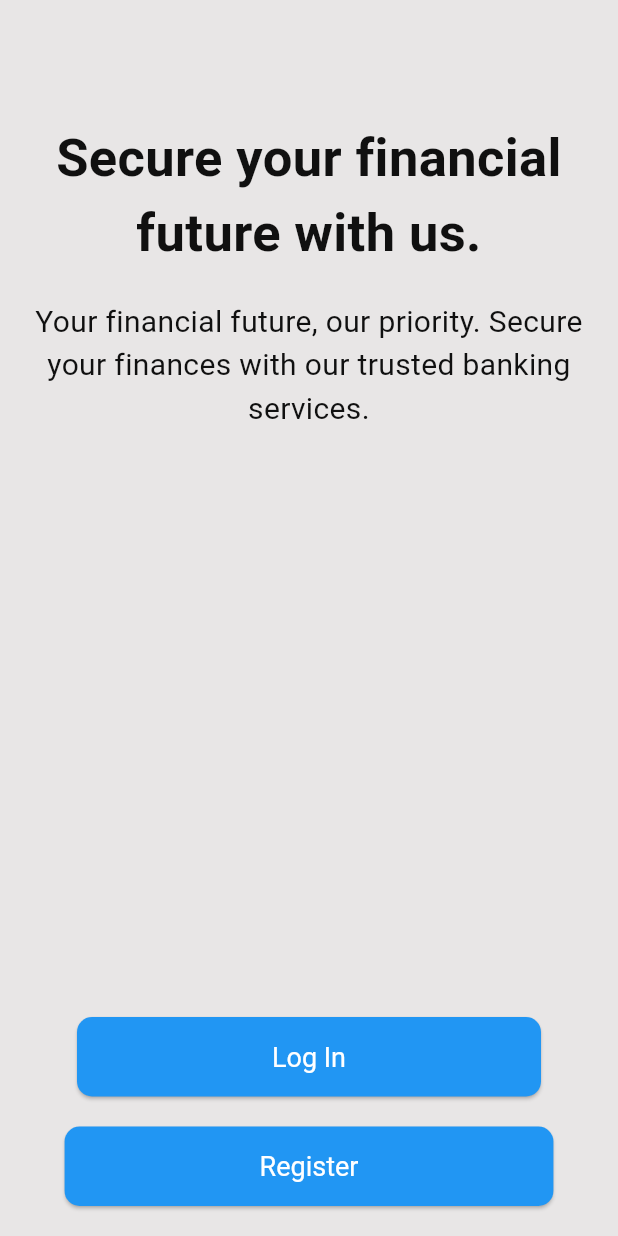
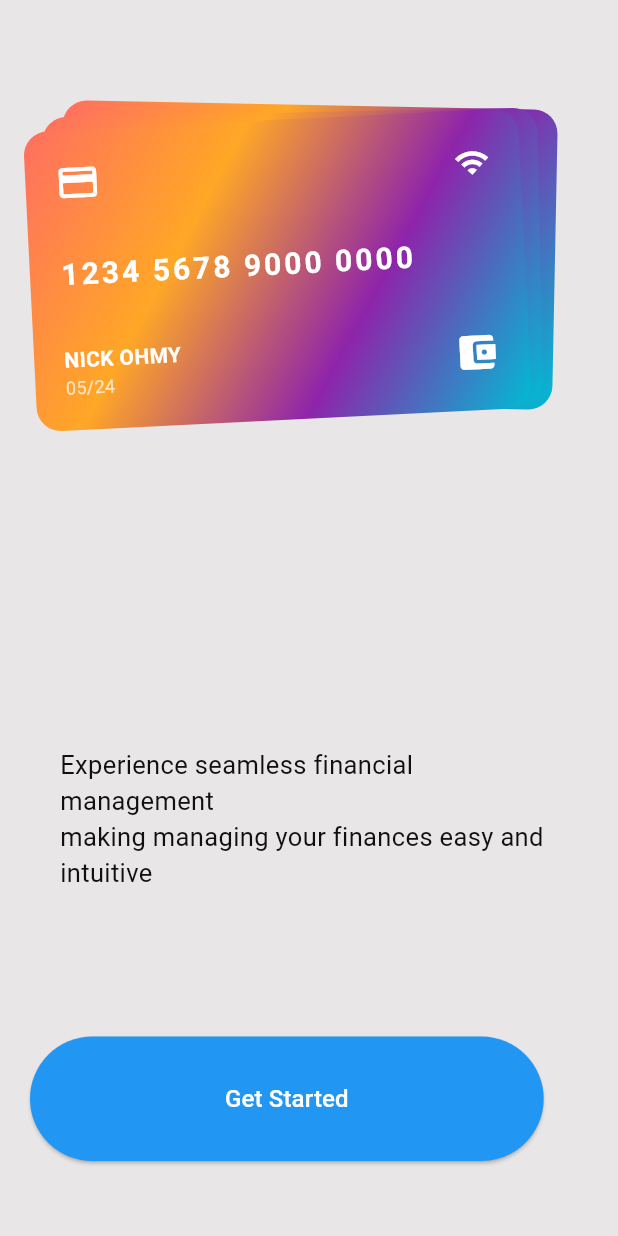
Before and after one commit to Kashyroyalty/Flutter_mobile_app, a Flutter app: the screen it shows after launch, on a phone screen of 412 x 824 dp. Run offline on Flutter 3.47's test engine with Material 3 defaults, Android fonts, the phone set to English and light mode, and no system bars; our stand-ins replace google_fonts, local_auth, shared_preferences.

```diff
--- a/lib/Constants/Colors.dart
+++ b/lib/Constants/Colors.dart
@@ -11,6 +11,8 @@ const kLinkColor = Color(0xFF5758C5);
 const kHeadingColor = Color(0xFF151515);
 const kBarColor = Color(0xFF2f3542);
 const kButtonColor = Colors.blue;
+
+const kCardColor = Colors.indigo;
 
 const kOnBoardingColor_1 = Color(0xff333846);
 const kOnBoardingColor_2 = Color(0xff2E3850);
--- a/lib/Pages/AccountPage.dart
+++ b/lib/Pages/AccountPage.dart
@@ -1,4 +1,5 @@
 import 'package:flutter/material.dart';
+import 'package:online_banking_system/Constants/Colors.dart';
 
 import 'NotificationPage.dart';
 
@@ -7,11 +8,12 @@ class AccountPage extends StatelessWidget {
   @override
   Widget build(BuildContext context) {
     return Scaffold(
-      backgroundColor: Colors.grey[100],
+      backgroundColor: kBackgroundColor,
       body: CustomScrollView(
         slivers: [
           SliverAppBar.large(
             title: Text('My Accounts'),
+            backgroundColor: kBackgroundColor,
             actions: [
               IconButton(
                 icon: Icon(Icons.notifications_outlined),
--- a/lib/Pages/CardPage.dart
+++ b/lib/Pages/CardPage.dart
@@ -1,4 +1,5 @@
 import 'package:flutter/material.dart';
+import 'package:online_banking_system/Constants/Colors.dart';
 import '../../widgets/carddesign.dart'; // Ensure this import is correct
 
 class CardPage extends StatefulWidget {
@@ -55,9 +56,9 @@ class _CardPageState extends State<CardPage> {
   @override
   Widget build(BuildContext context) {
     return Scaffold(
-      backgroundColor: Colors.grey[100],
+      backgroundColor: kBackgroundColor,
       appBar: AppBar(
-        backgroundColor: Colors.white,
+        backgroundColor: kBackgroundColor,
         elevation: 0,
         title: Text(
           "My Cards",
--- /dev/null
+++ b/lib/Screens/I10n.dart
@@ -0,0 +1,65 @@
+import 'package:flutter/material.dart';
+import 'package:intl/intl.dart';
+import 'package:flutter_localizations/flutter_localizations.dart';
+
+// Define supported locales
+class AppLocalizations {
+  final Locale locale;
+
+  AppLocalizations(this.locale);
+
+  static AppLocalizations? of(BuildContext context) {
+    return Localizations.of<AppLocalizations>(context, AppLocalizations);
+  }
+
+  static const LocalizationsDelegate<AppLocalizations> delegate = _AppLocalizationsDelegate();
+
+  static List<Locale> supportedLocales = [
+    Locale('en', ''), // English
+    Locale('sw', ''), // Swahili
+    Locale('fr', ''), // French
+    Locale('rw', ''), // Kinyarwanda
+  ];
+
+  // Language keys and translations
+  static final Map<String, Map<String, String>> _localizedValues = {
+    'en': {
+      'welcome': 'Welcome to Card Management System',
+      'select_language': 'Select Language',
+    },
+    'sw': {
+      'welcome': 'Karibu kwenye Mfumo wa Usimamizi wa Kadi',
+      'select_language': 'Chagua Lugha',
+    },
+    'fr': {
+      'welcome': 'Bienvenue dans le système de gestion des cartes',
+      'select_language': 'Choisissez la langue',
+    },
+    'rw': {
+      'welcome': 'Murakaza neza muri sisitemu yo gucunga amakarita',
+      'select_language': 'Hitamo ururimi',
+    },
+  };
+
+  String translate(String key) {
+    return _localizedValues[locale.languageCode]?[key] ?? key;
+  }
+}
+
+// Localization Delegate
+class _AppLocalizationsDelegate extends LocalizationsDelegate<AppLocalizations> {
+  const _AppLocalizationsDelegate();
+
+  @override
+  bool isSupported(Locale locale) {
+    return ['en', 'sw', 'fr', 'rw'].contains(locale.languageCode);
+  }
+
+  @override
+  Future<AppLocalizations> load(Locale locale) async {
+    return AppLocalizations(locale);
+  }
+
+  @override
+  bool shouldReload(LocalizationsDelegate old) => false;
+}
--- /dev/null
+++ b/lib/Screens/SplashScreen.dart
@@ -0,0 +1,234 @@
+import 'dart:async';
+import 'package:flutter/material.dart';
+import 'package:google_fonts/google_fonts.dart';
+import 'package:online_banking_system/Constants/Colors.dart';
+import 'package:online_banking_system/Screens/WelcomePage.dart';
+
+class MyApp extends StatelessWidget {
+  const MyApp({super.key});
+
+  @override
+  Widget build(BuildContext context) {
+    return MaterialApp(
+      debugShowCheckedModeBanner: false,
+      title: 'Velobank',
+      theme: ThemeData(
+        brightness: Brightness.dark,
+        fontFamily: GoogleFonts.poppins().fontFamily,
+      ),
+      home: const SplashScreen(),
+    );
+  }
+}
+
+class SplashScreen extends StatefulWidget {
+  const SplashScreen({super.key});
+
+  @override
+  _SplashScreenState createState() => _SplashScreenState();
+}
+
+class _SplashScreenState extends State<SplashScreen>
+    with TickerProviderStateMixin {
+  late AnimationController _controller;
+  late Animation<double> _fadeAnimation;
+  late Animation<double> _slideAnimation;
+  late Animation<double> _rotationAnimation;
+
+  @override
+  void initState() {
+    super.initState();
+
+    _controller = AnimationController(
+      vsync: this,
+      duration: const Duration(milliseconds: 1500),
+    );
+
+    _fadeAnimation = Tween<double>(begin: 0, end: 1).animate(
+      CurvedAnimation(parent: _controller, curve: Curves.easeIn),
+    );
+
+    _slideAnimation = Tween<double>(begin: 80, end: 0).animate(
+      CurvedAnimation(parent: _controller, curve: Curves.easeOut),
+    );
+
+    _rotationAnimation = Tween<double>(begin: 0.15, end: 0).animate(
+      CurvedAnimation(parent: _controller, curve: Curves.easeOut),
+    );
+
+    _controller.forward();
+
+    Timer(const Duration(seconds: 60), () {
+      Navigator.of(context).pushReplacement(
+        MaterialPageRoute(builder: (_) => WelcomePage()),
+      );
+    });
+  }
+
+  @override
+  void dispose() {
+    _controller.dispose();
+    super.dispose();
+  }
+
+  @override
+  Widget build(BuildContext context) {
+    return Scaffold(
+      backgroundColor: kBackgroundColor,
+      body: Stack(
+        children: [
+          Positioned(
+            bottom: 230,
+            left: 40,
+            right: 40,
+            child: Text(
+              "Experience seamless financial management\n"
+                  "making managing your finances easy and intuitive",
+              textAlign: TextAlign.left,
+              style: TextStyle(
+                fontSize: 17,
+                color: kTextColorLightTheme,
+              ),
+            ),
+          ),
+          Positioned(
+            top: 80,
+            left: 20,
+            child: AnimatedBuilder(
+              animation: _controller,
+              builder: (context, child) {
+                return Stack(
+                  children: [
+                    Transform.translate(
+                      offset: Offset(_slideAnimation.value + 20, -10),
+                      child: Opacity(
+                        opacity: _fadeAnimation.value,
+                        child: _buildCard(0.02),
+                      ),
+                    ),
+                    Transform.translate(
+                      offset: Offset(_slideAnimation.value + 10, -5),
+                      child: Opacity(
+                        opacity: _fadeAnimation.value,
+                        child: _buildCard(-0.02),
+                      ),
+                    ),
+                    Transform.translate(
+                      offset: Offset(_slideAnimation.value, 0),
+                      child: Opacity(
+                        opacity: _fadeAnimation.value,
+                        child: Transform.rotate(
+                          angle: _rotationAnimation.value,
+                          child: _buildCard(-0.05, true),
+                        ),
+                      ),
+                    ),
+                  ],
+                );
+              },
+            ),
+          ),
+          Positioned(
+            bottom: 50,
+            left: 20,
+            child: ElevatedButton(
+              style: ElevatedButton.styleFrom(
+                backgroundColor: kButtonColor,
+                padding: const EdgeInsets.symmetric(
+                  horizontal: 130,
+                  vertical: 30,
+                ),
+                shape: RoundedRectangleBorder(
+                  borderRadius: BorderRadius.circular(60),
+                ),
+              ),
+              onPressed: () {
+                Navigator.of(context).pushReplacement(
+                  MaterialPageRoute(builder: (_) => WelcomePage()),
+                );
+              },
+              child: Text(
+                "Get Started",
+                style: TextStyle(fontSize: 16, color: Colors.white),
+              ),
+            ),
+          ),
+        ],
+      ),
+    );
+  }
+
+  Widget _buildCard(double rotation, [bool showDetails = false]) {
+    return Transform.rotate(
+      angle: rotation,
+      child: Container(
+        width: 330,
+        height: 200,
+        decoration: BoxDecoration(
+          borderRadius: BorderRadius.circular(16),
+          gradient: LinearGradient(
+            colors: [
+              Color(0xFFFF6F61),
+              Color(0xFFFFA726),
+              Color(0xFF8E24AA),
+              Color(0xFF00BCD4),
+            ],
+            begin: Alignment.topLeft,
+            end: Alignment.bottomRight,
+          ),
+        ),
+        padding: EdgeInsets.all(20),
+        child: showDetails
+            ? Column(
+          crossAxisAlignment: CrossAxisAlignment.start,
+          mainAxisAlignment: MainAxisAlignment.spaceBetween,
+          children: [
+            Row(
+              mainAxisAlignment: MainAxisAlignment.spaceBetween,
+              children: [
+                Icon(Icons.credit_card, color: Colors.white, size: 30),
+                Icon(Icons.wifi, color: Colors.white, size: 24),
+              ],
+            ),
+            Text(
+              '1234 5678 9000 0000',
+              style: TextStyle(
+                color: Colors.white,
+                fontSize: 20,
+                fontWeight: FontWeight.bold,
+                letterSpacing: 2.0,
+              ),
+            ),
+            Row(
+              mainAxisAlignment: MainAxisAlignment.spaceBetween,
+              children: [
+                Column(
+                  crossAxisAlignment: CrossAxisAlignment.start,
+                  children: [
+                    Text(
+                      'NICK OHMY',
+                      style: TextStyle(
+                        color: Colors.white,
+                        fontSize: 14,
+                        fontWeight: FontWeight.bold,
+                      ),
+                    ),
+                    Text(
+                      '05/24',
+                      style: TextStyle(
+                        color: Colors.white70,
+                        fontSize: 12,
+                      ),
+                    ),
+                  ],
+                ),
+                Icon(Icons.account_balance_wallet, color: Colors.white, size: 30),
+              ],
+            ),
+          ],
+        )
+            : null,
+      ),
+    );
+  }
+}
--- a/lib/Screens/WelcomePage.dart
+++ b/lib/Screens/WelcomePage.dart
@@ -8,27 +8,27 @@ class WelcomePage extends StatelessWidget {
   @override
   Widget build(BuildContext context) {
     return Scaffold(
-      backgroundColor:kBackgroundColor,
+      backgroundColor: kBackgroundColor,
       body: Padding(
         padding: const EdgeInsets.all(20.0),
         child: Column(
-          mainAxisAlignment: MainAxisAlignment.spaceBetween, // Key change: spaceBetween
-          crossAxisAlignment: CrossAxisAlignment.center,
+          mainAxisAlignment: MainAxisAlignment.spaceBetween,
           children: [
-            // Top Content (Title, Slogan, Illustration)
-            Column(
-              crossAxisAlignment: CrossAxisAlignment.center,
+            // Top Content (Illustration + Title & Subtitle)
+            // Middle Content (Title & Subtitle centered)
+            Expanded(
+              child: Column(
+                mainAxisAlignment: MainAxisAlignment.center, // Centers the text vertically
                 children: [
-                SizedBox(height: 60),
-                Center(
-                  child: Text(
+                  Text(
                     OnBoardingTitle_1,
                     textAlign: TextAlign.center,
                     style: TextStyle(
-                      fontSize:kTextSizeTitles,
-                      fontWeight: FontWeight.bold,
+                      fontFamily: 'CustomFont2',
+                      fontSize: kTextSizeTitles,
+                      fontStyle: FontStyle.italic,
+                      decoration: TextDecoration.underline,
                       color: kTextColorLightTheme,
-                    ),
                     ),
                   ),
                   SizedBox(height: 20),
@@ -37,27 +37,24 @@ class WelcomePage extends StatelessWidget {
                     textAlign: TextAlign.center,
                     style: TextStyle(
                       fontSize: kTextSize,
-                    color:kTextColorLightTheme,
+                      color: kTextColorLightTheme,
                     ),
                   ),
-                SizedBox(height: 40),
-
-                SizedBox(height: 80),
                 ],
+              ),
             ),
 
             // Bottom Buttons
-            Column( // Use a Column for vertical arrangement
-              mainAxisAlignment: MainAxisAlignment.center, // Center buttons vertically
+            Column(
               children: [
-                ElevatedButton( // Removed Expanded
+                ElevatedButton(
                   onPressed: () {
                     Navigator.pushNamed(context, '/login');
                   },
                   style: ElevatedButton.styleFrom(
-                    backgroundColor:kButtonColor,
+                    backgroundColor: kButtonColor,
                     foregroundColor: kButtonText,
-                    padding: EdgeInsets.symmetric(horizontal: 130, vertical: 16), // Added horizontal padding
+                    padding: EdgeInsets.symmetric(horizontal: 130, vertical: 16),
                     textStyle: TextStyle(fontSize: 18),
                     shape: RoundedRectangleBorder(
                       borderRadius: BorderRadius.circular(10.0),
@@ -65,15 +62,15 @@ class WelcomePage extends StatelessWidget {
                   ),
                   child: Text('Log In'),
                 ),
-                SizedBox(height: 20), // Space between buttons
-                ElevatedButton( // Removed Expanded
+                SizedBox(height: 20),
+                ElevatedButton(
                   onPressed: () {
                     Navigator.pushNamed(context, '/register');
                   },
                   style: ElevatedButton.styleFrom(
-                    backgroundColor:kButtonColor,
-                    foregroundColor:kButtonText,
-                    padding: EdgeInsets.symmetric(horizontal:130, vertical: 16), // Added horizontal padding
+                    backgroundColor: kButtonColor,
+                    foregroundColor: kButtonText,
+                    padding: EdgeInsets.symmetric(horizontal: 130, vertical: 16),
                     textStyle: TextStyle(fontSize: 18),
                     shape: RoundedRectangleBorder(
                       borderRadius: BorderRadius.circular(10.0),
--- a/lib/main.dart
+++ b/lib/main.dart
@@ -1,13 +1,14 @@
 import 'package:flutter/material.dart';
 import 'package:flutter_localizations/flutter_localizations.dart';
+import 'package:online_banking_system/Constants/Colors.dart';
 import 'package:online_banking_system/Pages/LoginPage.dart';
 import 'package:online_banking_system/Pages/RegistrationPage.dart';
+import 'package:online_banking_system/Screens/SplashScreen.dart';
 import 'package:online_banking_system/Screens/WelcomePage.dart';
 import 'Pages/HomePage.dart';
 import 'Pages/AccountPage.dart';
 import 'Pages/CardPage.dart';
 import 'Pages/StockPage.dart';
-import 'Screens/language_screen.dart';
 import 'Screens/privacy_screen.dart';
 import 'Screens/account_summary_screen.dart';
 import 'Screens/create_profile_screen1.dart';
@@ -26,8 +27,8 @@ class MyApp extends StatelessWidget {
     return MaterialApp(
       title: 'Simple Flutter App',
       theme: ThemeData(
-        primaryColor: Colors.red,
-        scaffoldBackgroundColor: Colors.white,
+        primaryColor: Colors.blue,
+        scaffoldBackgroundColor: kBackgroundColor,
       ),
       locale: Locale('en'),
       supportedLocales: [
@@ -45,14 +46,13 @@ class MyApp extends StatelessWidget {
       ],
       initialRoute: '/',
       routes: {
-        '/': (context) => WelcomePage(),
+        '/': (context) => SplashScreen(),
         '/login': (context) => LoginPage(),
         '/register': (context) => RegistrationPage(),
         '/home': (context) => HomePage(),
         '/account': (context) => AccountPage(),
         '/card': (context) => CardPage(),
         '/stock': (context) => StatisticsPage(),
-        '/language': (context) => LanguageScreen(),
         '/privacy': (context) => PrivacyScreen(),
         '/accounts': (context) => AccountSummaryScreen(),
         '/createProfile1': (context) => CreateProfileScreen1(),
@@ -76,8 +76,7 @@ class AppLocalizations {
   static const LocalizationsDelegate<AppLocalizations> delegate = _AppLocalizationsDelegate();
 
   // Example localized strings
-  Map<String, String> _localizedStrings = {
-    'hello': 'Hello',
+  final Map<String, String> _localizedStrings = {
     'welcome': 'Welcome to our app',
   };
 
@@ -147,6 +146,8 @@ class _MainScreenState extends State<MainScreen> {
           BottomNavigationBarItem(
             icon: Icon(Icons.bar_chart),
             label: 'Statistics',
+            //icon: Icon(Icons.storage),
+            //label: 'Statistics',
           ),
         ],
         currentIndex: _selectedIndex,
--- a/lib/widgets/AccountBalanceDisplay.dart
+++ b/lib/widgets/AccountBalanceDisplay.dart
@@ -3,7 +3,7 @@ import 'package:flutter/material.dart';
 class AccountBalanceDisplay extends StatefulWidget {
   final Map<String, double> accounts; // Account names and balances
 
-  const AccountBalanceDisplay({Key? key, required this.accounts}) : super(key: key);
+  const AccountBalanceDisplay({Key? key, required this.accounts, required bool isBlurred}) : super(key: key);
 
   @override
   _AccountBalanceDisplayState createState() => _AccountBalanceDisplayState();
```
Also changed, not shown: lib/Pages/HomePage.dart (+165 -28 lines), lib/Pages/StockPage.dart (+5 -4 lines), lib/Screens/LanguageSelectionScreen.dart (deleted, +0 -55 lines), lib/Screens/language_screen.dart (deleted, +0 -35 lines), lib/Screens/language_selection.dart (added, +52 -0 lines), lib/widgets/CardDesign.dart (+5 -2 lines), pubspec.yaml (+7 -1 lines), lib/Constants/Strings.dart (line endings or trailing spaces), pubspec.lock, 1 other file. Lines whose indentation alone changed are shown as unchanged.
